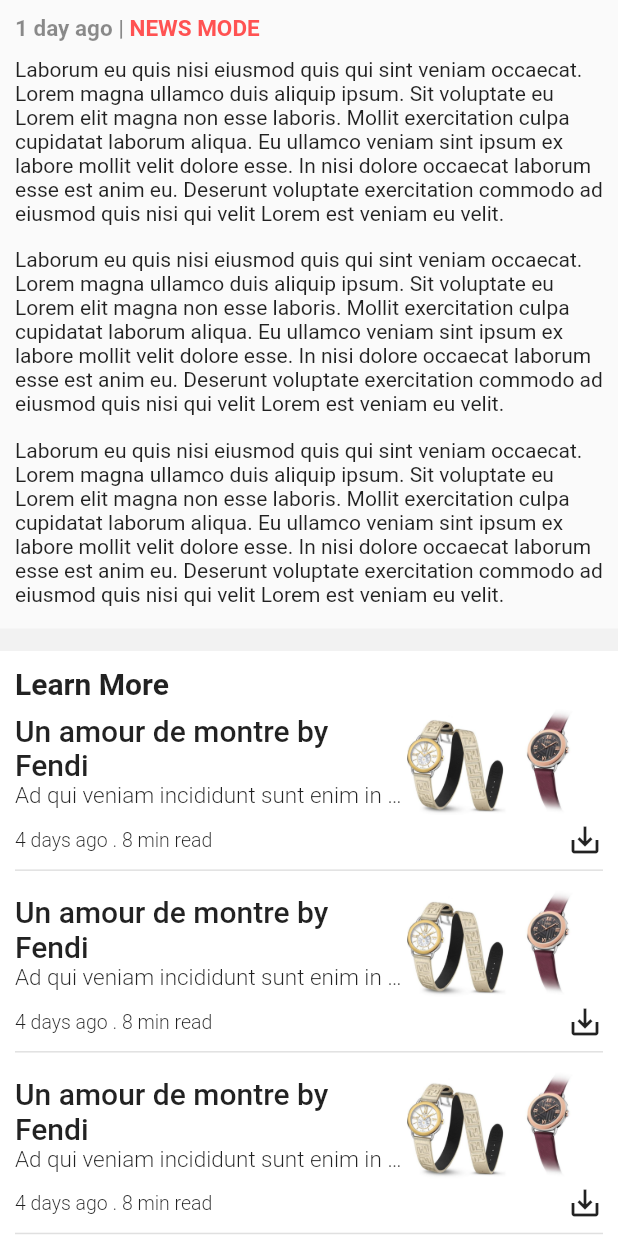
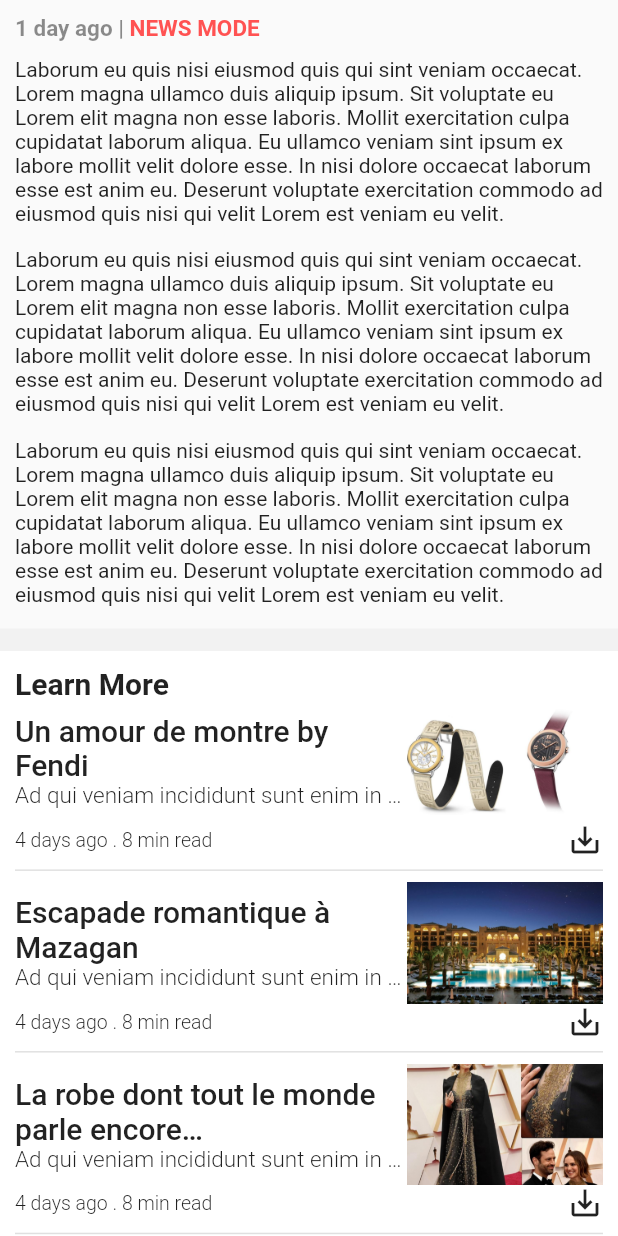
Before and after one commit to ayoubboum/graziamaroc, a Flutter app: the Detail screen opened by its route, scrolled down 250 dp, on a phone screen of 412 x 824 dp. Run offline on Flutter 3.47's test engine with Material 2 defaults, Android fonts, the phone set to English and light mode, and no system bars.

Commit message:
Quick update

```diff
--- a/lib/views/detail.dart
+++ b/lib/views/detail.dart
@@ -1,3 +1,4 @@
+import 'package:fltr_graziamaroc/model/article.dart';
 import 'package:flutter/material.dart';
 
 class Detail extends StatefulWidget {
@@ -6,6 +7,28 @@ class Detail extends StatefulWidget {
 }
 
 class _Detail extends State<Detail> {
+  List<Article> _listArticles;
+
+  @override
+  void initState() {
+    // TODO: implement initState
+    super.initState();
+    _listArticles = [
+      Article('Un amour de montre by Fendi', 'assets/imgs/slide_one.jpg'),
+      Article('Escapade romantique à Mazagan', 'assets/imgs/slide_two.jpg'),
+      Article('La robe dont tout le monde parle encore…',
+          'assets/imgs/slide_three.jpg'),
+      Article('Un amour de montre by Fendi', 'assets/imgs/slide_one.jpg'),
+      Article('Escapade romantique à Mazagan', 'assets/imgs/slide_two.jpg'),
+      Article('La robe dont tout le monde parle encore…',
+          'assets/imgs/slide_three.jpg'),
+      Article('Un amour de montre by Fendi', 'assets/imgs/slide_one.jpg'),
+      Article('Escapade romantique à Mazagan', 'assets/imgs/slide_two.jpg'),
+      Article('La robe dont tout le monde parle encore…',
+          'assets/imgs/slide_three.jpg'),
+    ];
+  }
+
   @override
   Widget build(BuildContext context) {
     // TODO: implement build
@@ -140,7 +163,7 @@ class _Detail extends State<Detail> {
                     height: 15.0,
                     color: Colors.black12.withAlpha(8),
                   ),
-                  MoreArticles()
+                  MoreArticles(_listArticles)
                 ],
               ),
             ),
@@ -149,7 +172,7 @@ class _Detail extends State<Detail> {
   }
 }
 
-Widget MoreArticles() {
+Widget MoreArticles(List<Article> _listArticles) {
   return Container(
     color: Colors.white,
     padding: EdgeInsets.all(10.0),
@@ -170,7 +193,7 @@ Widget MoreArticles() {
                   // height: 12.0,
                   thickness: 1.0,
                 ),
-            itemCount: 4,
+            itemCount: _listArticles.length,
             shrinkWrap: true,
             scrollDirection: Axis.vertical,
             physics: NeverScrollableScrollPhysics(),
@@ -184,7 +207,7 @@ Widget MoreArticles() {
                             child: Column(
                               children: <Widget>[
                                 Text(
-                                  'Un amour de montre by Fendi',
+                                  _listArticles[index].title,
                                   style: TextStyle(
                                     fontSize: 20.0,
                                     fontWeight: FontWeight.w500,
@@ -204,7 +227,9 @@ Widget MoreArticles() {
                           ),
                           Expanded(
                             flex: 2,
-                            child: Image.asset('assets/imgs/slide_one.jpg'),
+                            child: Image.asset(
+                              _listArticles[index].image,
+                            ),
                           )
                         ],
                       ),
```
